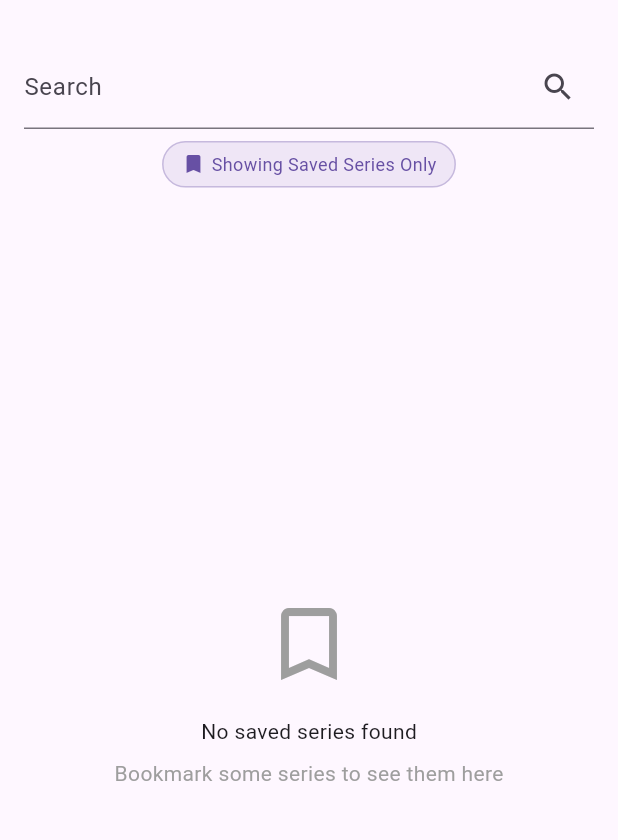
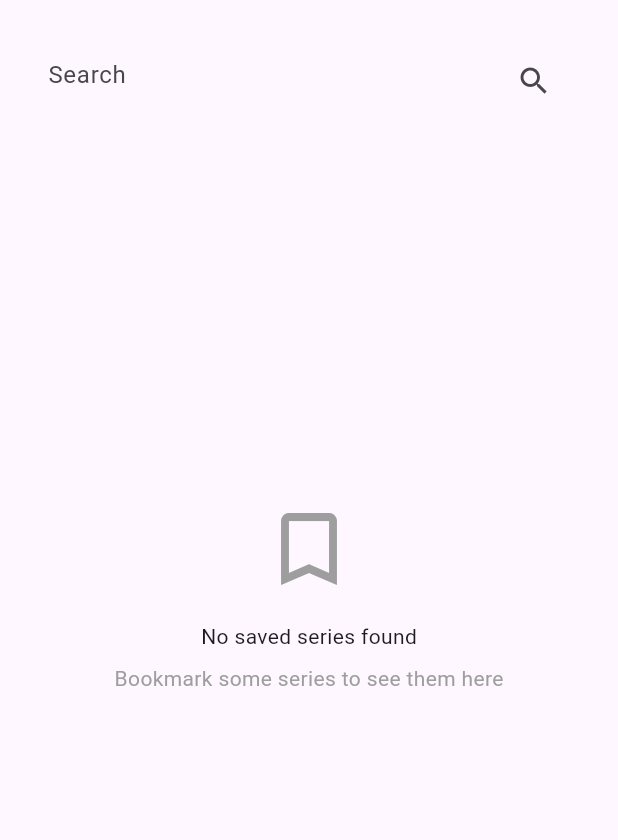
Before and after one commit to Leapward-Koex/tamashii, a Flutter app: the screen it shows after launch, after a tap on the "list" icon, on a phone screen of 412 x 824 dp, the part 63-903 px from its top. Run offline on Flutter 3.47's test engine with Material 3 defaults, Android fonts, the phone set to English and light mode, and no system bars; our stand-ins replace cached_network_image, file_picker, flutter_hooks, flutter_local_notifications, hooks_riverpod, permission_handler and 2 more; missing offline and left inert: flutter_foreground_task, simple_torrent; generated files the repository leaves out were written again; network calls fail.

Commit message:
Add frosted glass effect on search bar

```diff
--- a/lib/pages/home_page.dart
+++ b/lib/pages/home_page.dart
@@ -1,4 +1,5 @@
 import 'dart:async';
+import 'dart:ui';
 import 'package:flutter/material.dart';
 import 'package:flutter_hooks/flutter_hooks.dart';
 import 'package:hooks_riverpod/hooks_riverpod.dart';
@@ -75,57 +76,10 @@ class HomePage extends HookConsumerWidget {
           ),
         ],
       ),
-      body: Column(
-        children: <Widget>[
-          Padding(
-            padding: const EdgeInsets.all(16),
-            child: Column(
-              children: [
-                TextField(
-                  controller: searchController,
-                  decoration: const InputDecoration(
-                    labelText: 'Search',
-                    suffixIcon: Icon(Icons.search),
-                  ),
-                ),
-                const SizedBox(height: 8),
-                // Filter status indicator
-                if (currentFilter == ShowFilter.saved)
-                  Container(
-                    padding: const EdgeInsets.symmetric(
-                      horizontal: 12,
-                      vertical: 6,
-                    ),
-                    decoration: BoxDecoration(
-                      color: Theme.of(context).primaryColor.withOpacity(0.1),
-                      borderRadius: BorderRadius.circular(16),
-                      border: Border.all(
-                        color: Theme.of(context).primaryColor.withOpacity(0.3),
-                      ),
-                    ),
-                    child: Row(
-                      mainAxisSize: MainAxisSize.min,
-                      children: [
-                        Icon(
-                          Icons.bookmark,
-                          size: 16,
-                          color: Theme.of(context).primaryColor,
-                        ),
-                        const SizedBox(width: 4),
-                        Text(
-                          'Showing Saved Series Only',
-                          style: TextStyle(
-                            color: Theme.of(context).primaryColor,
-                            fontSize: 12,
-                          ),
-                        ),
-                      ],
-                    ),
-                  ),
-              ],
-            ),
-          ),
-          Expanded(
+      body: Stack(
+        children: [
+          // Scrollable content behind search bar
+          Positioned.fill(
             child: itemsValue.when(
               data: (List<ShowInfo> shows) {
                 if (shows.isEmpty && currentFilter == ShowFilter.saved) {
@@ -149,10 +103,10 @@ class HomePage extends HookConsumerWidget {
                     ),
                   );
                 }
-
                 return RefreshIndicator(
                   onRefresh: refresh,
                   child: ListView.builder(
+                    padding: const EdgeInsets.only(top: 80),
                     itemCount: shows.length,
                     itemBuilder: (context, index) {
                       final show = shows[index];
@@ -165,6 +119,38 @@ class HomePage extends HookConsumerWidget {
               error: (error, _) => Center(child: Text('Error: $error')),
             ),
           ),
+          // Frosted glass search bar overlay
+          Positioned(
+            top: 0,
+            left: 0,
+            right: 0,
+            child: SafeArea(
+              bottom: false,
+              child: Padding(
+                padding: const EdgeInsets.all(16),
+                child: ClipRRect(
+                  borderRadius: BorderRadius.circular(12),
+                  child: BackdropFilter(
+                    filter: ImageFilter.blur(sigmaX: 10, sigmaY: 10),
+                    child: Container(
+                      color: Theme.of(context).canvasColor.withOpacity(0.5),
+                      padding: const EdgeInsets.symmetric(horizontal: 16),
+                      height: 48,
+                      alignment: Alignment.center,
+                      child: TextField(
+                        controller: searchController,
+                        decoration: const InputDecoration(
+                          hintText: 'Search',
+                          border: InputBorder.none,
+                          suffixIcon: Icon(Icons.search),
+                        ),
+                      ),
+                    ),
+                  ),
+                ),
+              ),
+            ),
+          ),
         ],
       ),
     );
```
